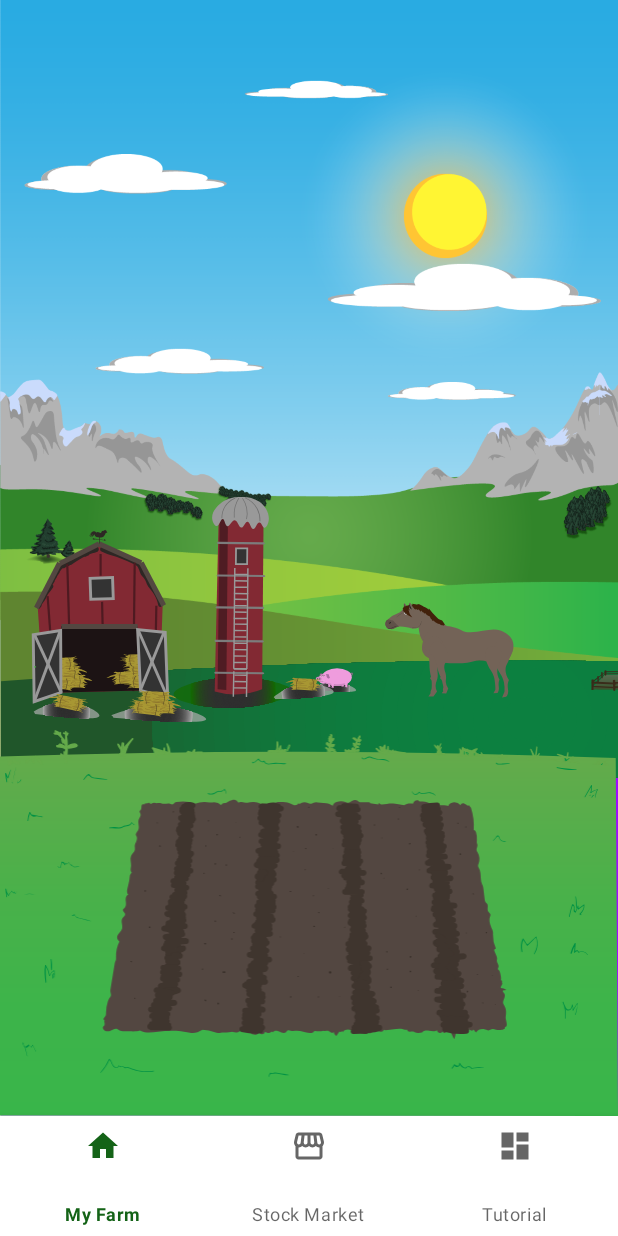
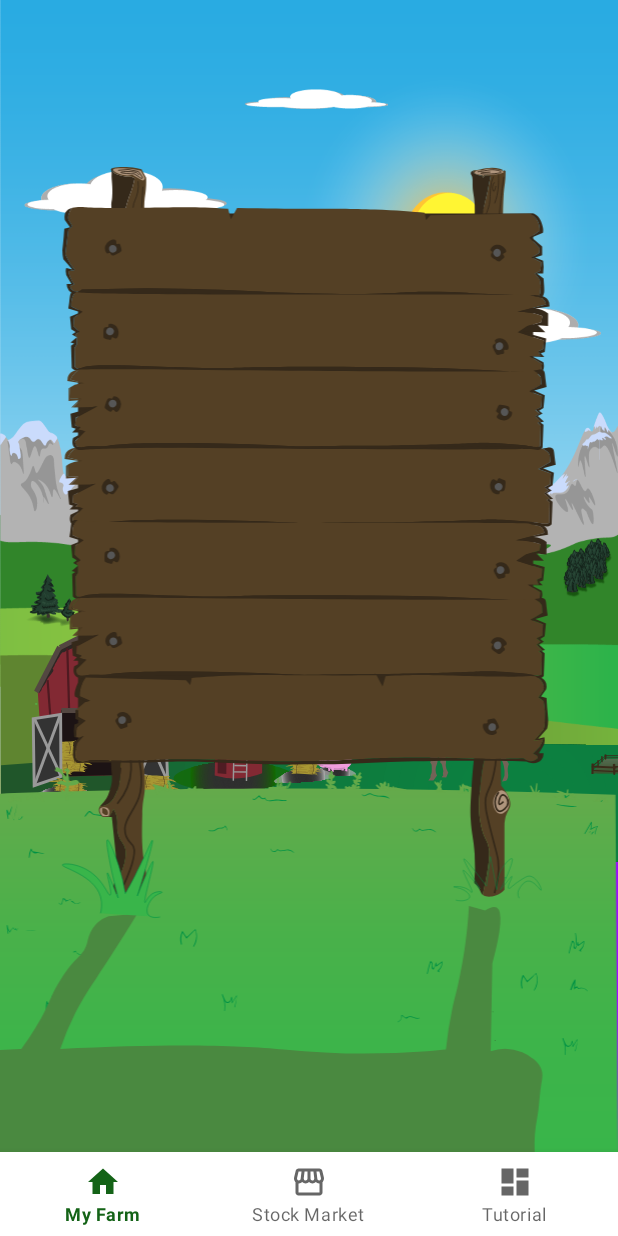
Before and after one commit to sagikel/StockFarm_App, an Android app: the screen it shows after launch once a user with an empty profile is signed in (MainActivity), on a phone screen of 412 x 824 dp. Run offline under Robolectric (Android 15) with nearby library versions, the light colour scheme and no system bars; our stand-ins replace Firebase (no records; nobody signed in at launch, a user with empty details on screens opened directly), navigation-ui; 2 statements that could not run were skipped.

Commit message:
farm updated

```diff
--- a/app/src/main/java/com/example/stockfarm_app/ui/myFarm/CropFragment.java
+++ b/app/src/main/java/com/example/stockfarm_app/ui/myFarm/CropFragment.java
@@ -1,6 +1,4 @@
 package com.example.stockfarm_app.ui.myFarm;
-
-import android.content.Context;
 import android.os.Bundle;
 import android.view.LayoutInflater;
 import android.view.View;
--- a/app/src/main/java/com/example/stockfarm_app/ui/myFarm/MyFarmFragment.java
+++ b/app/src/main/java/com/example/stockfarm_app/ui/myFarm/MyFarmFragment.java
@@ -1,10 +1,11 @@
 package com.example.stockfarm_app.ui.myFarm;
 
-import android.content.Context;
+import android.annotation.SuppressLint;
 import android.os.Bundle;
 import android.view.LayoutInflater;
 import android.view.View;
 import android.view.ViewGroup;
+import android.widget.ImageView;
 import android.widget.Toast;
 
 import androidx.annotation.NonNull;
@@ -15,26 +16,24 @@ import androidx.swiperefreshlayout.widget.SwipeRefreshLayout;
 import androidx.viewpager2.adapter.FragmentStateAdapter;
 import androidx.viewpager2.widget.ViewPager2;
 
-
-
-
-
 import com.example.stockfarm_app.R;
 
 public class MyFarmFragment extends Fragment {
 
     private SwipeRefreshLayout swipeRefreshLayout;
     private ViewPager2 farmPager;
+    private ImageView farmReel;
 
 
+    @SuppressLint("ClickableViewAccessibility")
     public View onCreateView(@NonNull LayoutInflater inflater,
                              ViewGroup container, Bundle savedInstanceState) {
         final View view = inflater.inflate(R.layout.fragment_my_farm, container, false);
+        farmReel = view.findViewById(R.id.farm_reel);
         swipeRefreshLayout = view.findViewById(R.id.swiperefresh);
         farmPager = view.findViewById(R.id.farm_pager);
         farmPager.setAdapter(new ViewPagerAdapter(getActivity()));
-        farmPager.setCurrentItem(1);
-
+        farmPager.registerOnPageChangeCallback(new PagerAnimationCallback());
         swipeRefreshLayout.setOnRefreshListener(new SwipeRefreshLayout.OnRefreshListener() {
             @Override
             public void onRefresh() {
@@ -46,6 +45,16 @@ public class MyFarmFragment extends Fragment {
             }
         });
         return view;
+    }
+
+    private class PagerAnimationCallback extends ViewPager2.OnPageChangeCallback
+    {
+        @Override
+        public void onPageScrolled(int position, float positionOffset, int positionOffsetPixels)
+        {
+            super.onPageScrolled(position, positionOffset, positionOffsetPixels);
+            Toast.makeText(getContext(), "scroll detected", Toast.LENGTH_LONG).show();
+        }
     }
 
     public class ViewPagerAdapter extends FragmentStateAdapter {
--- a/app/src/main/java/com/example/stockfarm_app/ui/myFarm/SignFragment.java
+++ b/app/src/main/java/com/example/stockfarm_app/ui/myFarm/SignFragment.java
@@ -1,8 +1,20 @@
 package com.example.stockfarm_app.ui.myFarm;
+
+import android.os.Bundle;
+import android.view.LayoutInflater;
+import android.view.View;
+import android.view.ViewGroup;
 
 import androidx.fragment.app.Fragment;
 
+import com.example.stockfarm_app.R;
+
 public class SignFragment extends Fragment
 {
-
+    @Override
+    public View onCreateView(LayoutInflater inflater, ViewGroup container,
+                             Bundle savedInstanceState) {
+        return (ViewGroup) inflater.inflate(
+                R.layout.sign_layout, container, false);
+    }
 }
--- a/app/src/main/res/layout/activity_main.xml
+++ b/app/src/main/res/layout/activity_main.xml
@@ -9,7 +9,7 @@
     <com.google.android.material.bottomnavigation.BottomNavigationView
         android:id="@+id/nav_view"
         android:layout_width="match_parent"
-        android:layout_height="80dp"
+        android:layout_height="wrap_content"
         app:layout_constraintBottom_toBottomOf="parent"
         app:layout_constraintLeft_toLeftOf="parent"
         app:layout_constraintRight_toRightOf="parent"
@@ -29,13 +29,12 @@
         android:id="@+id/nav_host_fragment"
         android:name="androidx.navigation.fragment.NavHostFragment"
         android:layout_width="match_parent"
-        android:layout_height="0dp"
+        android:layout_height="match_parent"
         app:defaultNavHost="true"
         app:layout_constraintBottom_toTopOf="@id/nav_view"
         app:layout_constraintLeft_toLeftOf="parent"
         app:layout_constraintRight_toRightOf="parent"
         app:layout_constraintTop_toTopOf="parent"
-
         app:navGraph="@navigation/mobile_navigation" />
 
 </androidx.constraintlayout.widget.ConstraintLayout>
--- a/app/src/main/res/layout/crop_layout.xml
+++ b/app/src/main/res/layout/crop_layout.xml
@@ -3,7 +3,8 @@
     xmlns:app="http://schemas.android.com/apk/res-auto"
     android:id="@+id/crop_layout"
     android:layout_width="match_parent"
-    android:layout_height="match_parent">
+    android:layout_height="match_parent"
+    android:paddingBottom="?attr/actionBarSize">
 
     <ImageView
         android:id="@+id/farm_reel"
--- a/app/src/main/res/layout/fragment_my_farm.xml
+++ b/app/src/main/res/layout/fragment_my_farm.xml
@@ -6,11 +6,6 @@
     android:layout_height="match_parent"
     android:background="@drawable/farm_back"
     tools:context=".ui.myFarm.MyFarmFragment">
-
-    <ListView
-        android:id="@android:id/list"
-        android:layout_width="match_parent"
-        android:layout_height="match_parent" />
 
     <ImageView
         android:id="@+id/farm_reel"
@@ -23,10 +18,20 @@
         app:layout_constraintBottom_toTopOf="@id/reel_guide"
         android:contentDescription="farm_reel" />
 
+    <androidx.swiperefreshlayout.widget.SwipeRefreshLayout
+        android:id="@+id/swiperefresh"
+        android:layout_width="match_parent"
+        android:layout_height="match_parent">
+
+
+
     <androidx.viewpager2.widget.ViewPager2
         android:id="@+id/farm_pager"
         android:layout_width="match_parent"
         android:layout_height="match_parent"/>
+
+
+</androidx.swiperefreshlayout.widget.SwipeRefreshLayout>
 
     <androidx.constraintlayout.widget.Guideline
         android:id="@+id/reel_guide"
@@ -35,12 +40,4 @@
         android:orientation="horizontal"
         app:layout_constraintGuide_percent="0.70" />
 
-        <androidx.swiperefreshlayout.widget.SwipeRefreshLayout
-            android:id="@+id/swiperefresh"
-            android:layout_width="match_parent"
-            android:layout_height="match_parent">
-
-        </androidx.swiperefreshlayout.widget.SwipeRefreshLayout>
-
-
 </androidx.constraintlayout.widget.ConstraintLayout>
--- a/app/src/main/res/layout/sign_layout.xml
+++ b/app/src/main/res/layout/sign_layout.xml
@@ -3,7 +3,8 @@
     xmlns:app="http://schemas.android.com/apk/res-auto"
     android:id="@+id/sign_layout"
     android:layout_width="match_parent"
-    android:layout_height="match_parent">
+    android:layout_height="match_parent"
+    android:paddingBottom="?attr/actionBarSize">
 
     <ImageView
         android:id="@+id/farm_reel"
```
